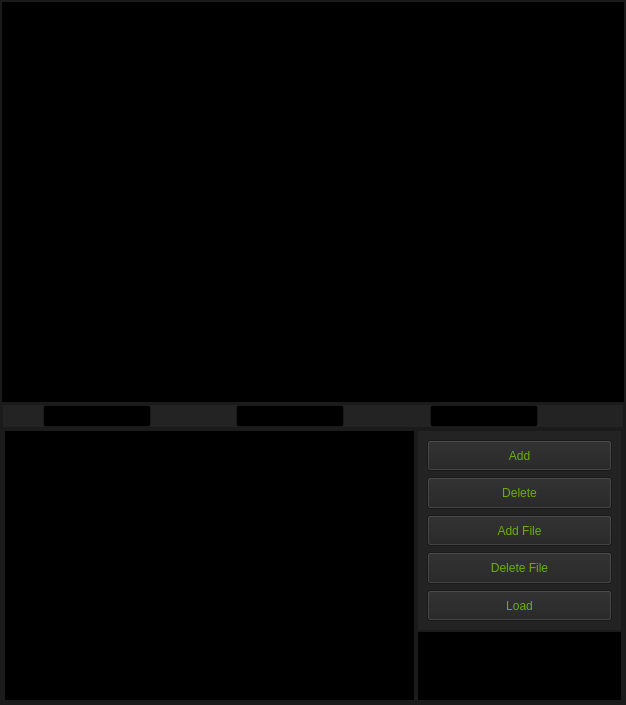
Above: mainwindow.ui from hakan-demirli/cGPA-Calculator before the change. Below: the same form after it.
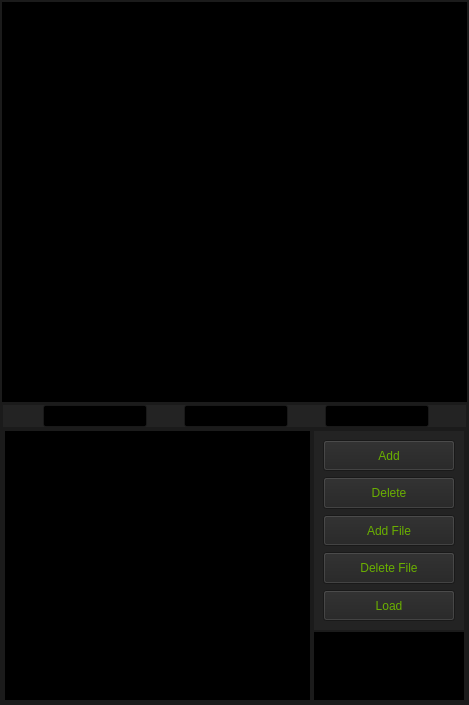
That is the form after the change.

```diff
--- a/mainwindow.ui
+++ b/mainwindow.ui
@@ -6,7 +6,7 @@
    <rect>
     <x>0</x>
     <y>0</y>
-    <width>626</width>
+    <width>469</width>
     <height>705</height>
    </rect>
   </property>
```
